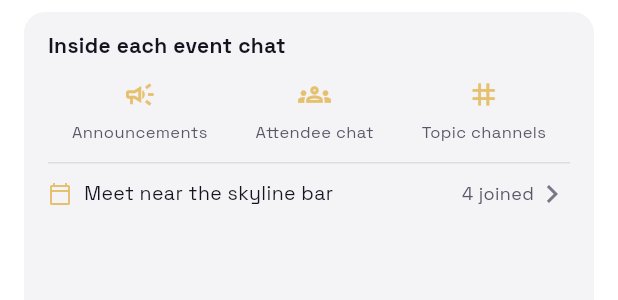
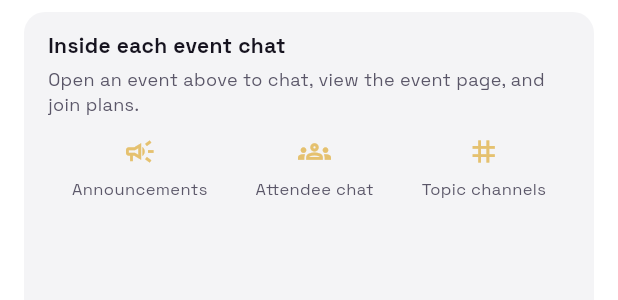
Before and after one commit to hkendale16-create/Firstvue, a Flutter app: the FvInsideEventChatCard widget shown alone on an empty page, opened directly, on a phone screen of 412 x 824 dp. Shown: the top 300 px of the screen. Run offline on Flutter 3.47's test engine with Material 3 defaults, Android fonts, the phone set to English and light mode, and no system bars; our stand-ins replace app_links, audioplayers, flutter_local_notifications, geolocator, image_picker, share_plus and 5 more; missing offline and left inert: cryptography, dart:html, flutter_webrtc; accounts and stored records are empty; network calls fail; project files that could hold a hidden picture were left out.

Commit message:
Fix Events tab taps that opened nothing in messaging
Conversation open used width>=900 as “wide” and skipped Navigator.push,
but the Events shell only shows a split pane for personal identities.
Business/entity layouts (and Events at desktop widths) set the selected
id and returned, so event rows looked dead. Align open + build on the
same split-pane helper, surface missing event-profile errors, and remove
the non-tappable sample plan row from the Events footer card.

Co-authored-by: hkendale16-create <hkendale16-create@users.noreply.github.com>

```diff
--- a/lib/messaging/widgets/messaging_chrome.dart
+++ b/lib/messaging/widgets/messaging_chrome.dart
@@ -1724,8 +1724,8 @@ class FvInsideEventChatCard extends StatelessWidget {
     }
 
     return Container(
-      margin: const EdgeInsets.fromLTRB(16, 8, 16, 4),
-      padding: const EdgeInsets.fromLTRB(16, 12, 16, 8),
+      margin: const EdgeInsets.fromLTRB(16, 8, 16, 24),
+      padding: const EdgeInsets.fromLTRB(16, 12, 16, 14),
       decoration: BoxDecoration(
         color: fv.elevatedSurface,
         borderRadius: BorderRadius.circular(14),
@@ -1740,6 +1740,11 @@ class FvInsideEventChatCard extends StatelessWidget {
               fontWeight: FontWeight.w700,
             ),
           ),
+          const SizedBox(height: 4),
+          Text(
+            'Open an event above to chat, view the event page, and join plans.',
+            style: TextStyle(color: fv.secondaryText, fontSize: 12),
+          ),
           const SizedBox(height: 12),
           Row(
             mainAxisAlignment: MainAxisAlignment.spaceAround,
@@ -1748,34 +1753,6 @@ class FvInsideEventChatCard extends StatelessWidget {
               item(Icons.groups_outlined, 'Attendee chat'),
               item(Icons.tag, 'Topic channels'),
             ],
-          ),
-          const SizedBox(height: 12),
-          Container(
-            padding: const EdgeInsets.symmetric(vertical: 8),
-            decoration: BoxDecoration(
-              border: Border(top: BorderSide(color: fv.divider)),
-            ),
-            child: Row(
-              children: [
-                const Icon(
-                  Icons.calendar_today_outlined,
-                  size: 16,
-                  color: FirstVueColors.gold,
-                ),
-                const SizedBox(width: 8),
-                Expanded(
-                  child: Text(
-                    'Meet near the skyline bar',
-                    style: TextStyle(color: fv.primaryText, fontSize: 13),
-                  ),
-                ),
-                Text(
-                  '4 joined',
-                  style: TextStyle(color: fv.secondaryText, fontSize: 12),
-                ),
-                Icon(Icons.chevron_right, color: fv.mutedIcon),
-              ],
-            ),
           ),
         ],
       ),
```
Also changed, not shown: lib/messaging/models/messaging_models.dart (+15 -0 lines), lib/messaging/screens/messaging_shell_screen.dart (+24 -6 lines), lib/navigation/entity_navigation.dart (+13 -2 lines), 1 other file.
